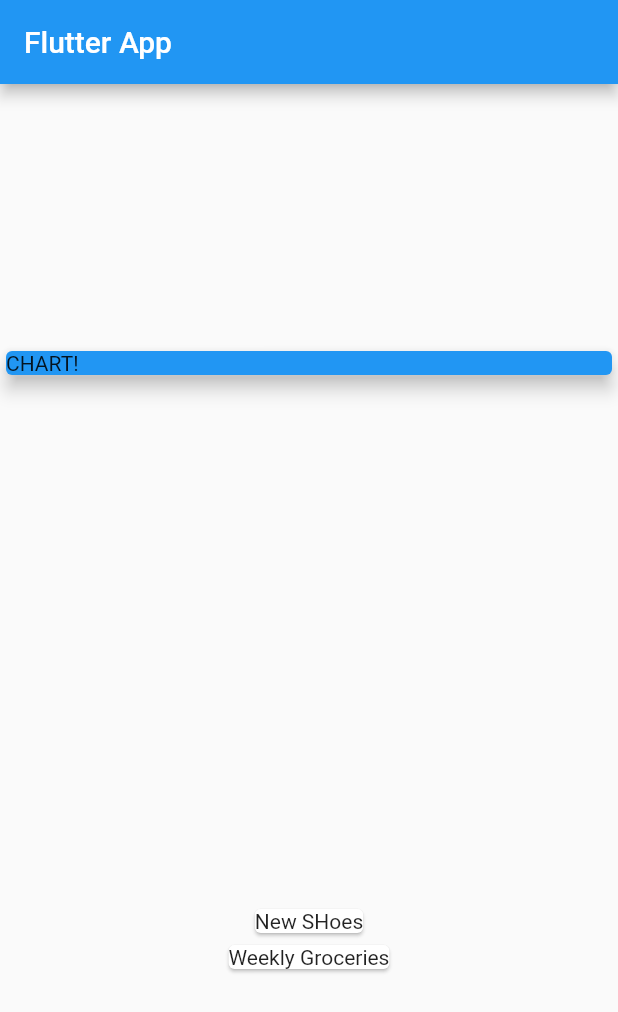
After one commit to sylim2357/flutter-tutorial, a Flutter app: the MyHomePage screen opened directly, on a phone screen of 412 x 824 dp. The commit adds this screen. Shown: the top 1012 px of the screen. Run offline on Flutter 3.47's test engine with Material 2 defaults, Android fonts, the phone set to English and light mode, and no system bars.

Commit message:
73 init personal_expense app

```diff
--- a/first_app/lib/answer.dart
+++ b/first_app/lib/answer.dart
@@ -4,7 +4,7 @@ class Answer extends StatelessWidget {
   final Function selectHandler;
   final String answerText;
 
-  Answer(this.selectHandler, String this.answerText);
+  Answer(this.selectHandler, this.answerText);
 
   @override
   Widget build(BuildContext context) {
--- a/first_app/lib/main.dart
+++ b/first_app/lib/main.dart
@@ -6,7 +6,6 @@ import './result.dart';
 void main() => runApp(MyApp());
 
 class MyApp extends StatefulWidget {
-
   @override
   State<StatefulWidget> createState() {
     return _MyAppState();
@@ -21,7 +20,7 @@ class _MyAppState extends State<MyApp> {
         {'text': 'Black', 'score': 10},
         {'text': 'Red', 'score': 5},
         {'text': 'Green', 'score': 3},
-        {'text': 'White', 'score': 1}
+        {'text': 'White', 'score': 1},
       ],
     },
     {
@@ -30,16 +29,16 @@ class _MyAppState extends State<MyApp> {
         {'text': 'Rabbit', 'score': 10},
         {'text': 'Snake', 'score': 5},
         {'text': 'Elephant', 'score': 3},
-        {'text': 'Lion', 'score': 1}
+        {'text': 'Lion', 'score': 1},
       ],
     },
     {
       'questionText': 'Who\'s your favourite instructor?',
       'answers': [
         {'text': 'Max', 'score': 1},
+        {'text': 'Sung', 'score': 1},
         {'text': 'Max', 'score': 1},
         {'text': 'Max', 'score': 1},
-        {'text': 'Max', 'score': 1}
       ],
     },
   ];
@@ -54,7 +53,6 @@ class _MyAppState extends State<MyApp> {
   }
 
   void _answerQuestion(int score) {
-
     this._totalScore += score;
     setState(() {
       this._questionIndex++;
@@ -80,8 +78,7 @@ class _MyAppState extends State<MyApp> {
                   questionIndex: this._questionIndex,
                   questions: this._questions,
                 ) // Quiz
-          : Result(this._totalScore, _resetQuiz)
-        ),
+              : Result(this._totalScore, _resetQuiz)),
     );
   }
 }
--- /dev/null
+++ b/personal_expense/lib/main.dart
@@ -0,0 +1,62 @@
+import 'package:flutter/material.dart';
+
+import './transaction.dart';
+
+void main() => runApp(MyApp());
+
+class MyApp extends StatelessWidget {
+  @override
+  Widget build(BuildContext context) {
+    return MaterialApp(
+      title: 'Flutter App',
+      home: MyHomePage(),
+    );
+  }
+}
+
+class MyHomePage extends StatelessWidget {
+  final List<Transaction> transactions = [
+    Transaction(
+      id: 't1',
+      title: 'New SHoes',
+      amount: 69.99,
+      date: DateTime.now(),
+    ),
+    Transaction(
+      id: 't1',
+      title: 'Weekly Groceries',
+      amount: 16.53,
+      date: DateTime.now(),
+    ),
+  ];
+
+  @override
+  Widget build(BuildContext context) {
+    return Scaffold(
+      appBar: AppBar(
+        title: Text('Flutter App'),
+      ),
+      body: Column(
+        mainAxisAlignment: MainAxisAlignment.spaceAround,
+        crossAxisAlignment: CrossAxisAlignment.stretch,
+        children: <Widget>[
+          Container(
+            width: double.infinity,
+            child: Card(
+              color: Colors.blue,
+              child: Text('CHART!'),
+              elevation: 5,
+            ),
+          ),
+          Column(
+            children: transactions.map((tx) {
+              return Card(
+                child: Text(tx.title),
+              );
+            }).toList(),
+          )
+        ],
+      ),
+    );
+  }
+}
--- /dev/null
+++ b/personal_expense/lib/transaction.dart
@@ -0,0 +1,15 @@
+import 'package:flutter/foundation.dart';
+
+class Transaction {
+  final String id;
+  final String title;
+  final double amount;
+  final DateTime date;
+
+  Transaction({
+    @required this.id,
+    @required this.title,
+    @required this.amount,
+    @required this.date,
+  });
+}
```
Also changed, not shown: first_app/lib/quiz.dart (+7 -7 lines), first_app/lib/result.dart (+7 -12 lines), personal_expense/pubspec.yaml (added, +76 -0 lines), personal_expense/pubspec.lock (added), 59 other files. Lines whose indentation alone changed are shown as unchanged.
